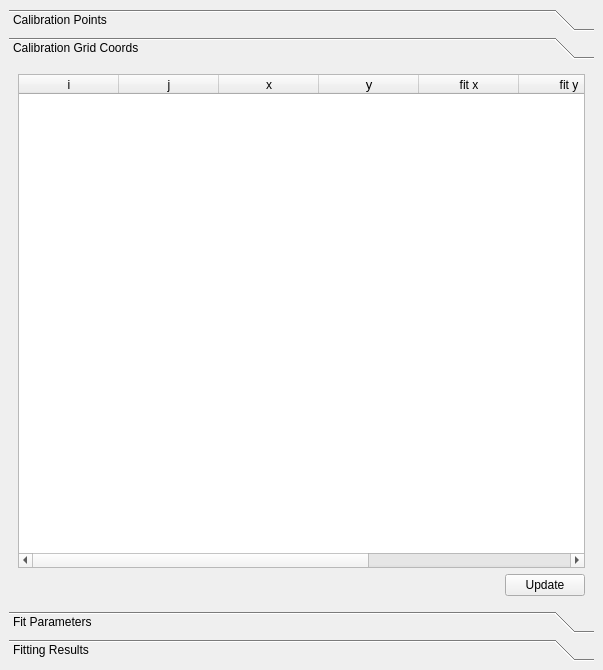
Qt form source/qxrddistortioncorrectiondialog.ui (guyjennings/qxrd) before a commit.
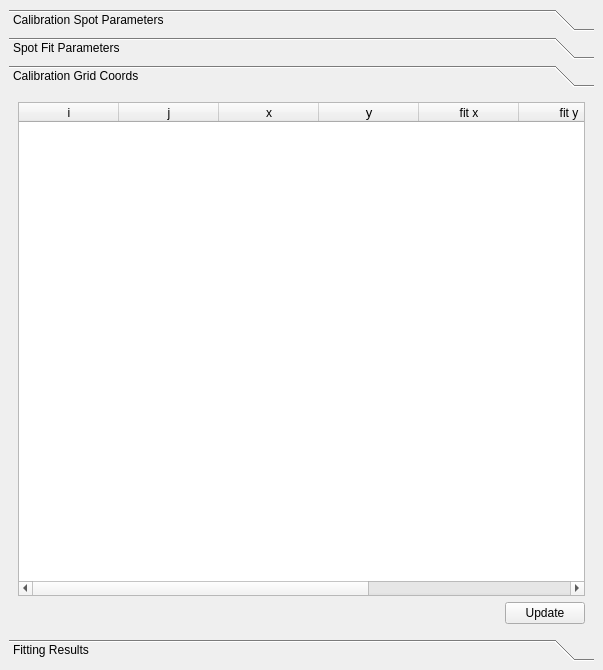
The same form after that commit. The open tabs and pages were chosen to show the change.

Commit message: Initial imlementation of grid fitting algorithm

```diff
--- a/source/qxrddistortioncorrectiondialog.ui
+++ b/source/qxrddistortioncorrectiondialog.ui
@@ -30,7 +30,7 @@
         </rect>
        </property>
        <attribute name="label">
-        <string>Calibration Points</string>
+        <string>Calibration Spot Parameters</string>
        </attribute>
        <layout class="QGridLayout" name="gridLayout_2">
         <item row="0" column="0">
@@ -184,88 +184,6 @@
         </item>
        </layout>
       </widget>
-      <widget class="QWidget" name="page">
-       <attribute name="label">
-        <string>Calibration Grid Coords</string>
-       </attribute>
-       <layout class="QGridLayout" name="gridLayout_3">
-        <item row="0" column="0" colspan="2">
-         <widget class="QTableWidget" name="m_DistortionGridTable">
-          <property name="editTriggers">
-           <set>QAbstractItemView::NoEditTriggers</set>
-          </property>
-          <property name="gridStyle">
-           <enum>Qt::DotLine</enum>
-          </property>
-          <column>
-           <property name="text">
-            <string>i</string>
-           </property>
-          </column>
-          <column>
-           <property name="text">
-            <string>j</string>
-           </property>
-          </column>
-          <column>
-           <property name="text">
-            <string>x</string>
-           </property>
-          </column>
-          <column>
-           <property name="text">
-            <string>y</string>
-           </property>
-           <property name="font">
-            <font>
-             <pointsize>10</pointsize>
-            </font>
-           </property>
-          </column>
-          <column>
-           <property name="text">
-            <string>fit x</string>
-           </property>
-          </column>
-          <column>
-           <property name="text">
-            <string>fit y</string>
-           </property>
-          </column>
-          <column>
-           <property name="text">
-            <string>dx</string>
-           </property>
-          </column>
-          <column>
-           <property name="text">
-            <string>dy</string>
-           </property>
-          </column>
-         </widget>
-        </item>
-        <item row="1" column="0">
-         <spacer name="horizontalSpacer">
-          <property name="orientation">
-           <enum>Qt::Horizontal</enum>
-          </property>
-          <property name="sizeHint" stdset="0">
-           <size>
-            <width>40</width>
-            <height>20</height>
-           </size>
-          </property>
-         </spacer>
-        </item>
-        <item row="1" column="1">
-         <widget class="QPushButton" name="m_UpdateGridButton">
-          <property name="text">
-           <string>Update</string>
-          </property>
-         </widget>
-        </item>
-       </layout>
-      </widget>
       <widget class="QWidget" name="page_3">
        <property name="geometry">
         <rect>
@@ -276,7 +194,7 @@
         </rect>
        </property>
        <attribute name="label">
-        <string>Fit Parameters</string>
+        <string>Spot Fit Parameters</string>
        </attribute>
        <layout class="QGridLayout" name="gridLayout_5">
         <item row="0" column="0">
@@ -434,6 +352,88 @@
         </item>
        </layout>
       </widget>
+      <widget class="QWidget" name="page">
+       <attribute name="label">
+        <string>Calibration Grid Coords</string>
+       </attribute>
+       <layout class="QGridLayout" name="gridLayout_3">
+        <item row="0" column="0" colspan="2">
+         <widget class="QTableWidget" name="m_DistortionGridTable">
+          <property name="editTriggers">
+           <set>QAbstractItemView::NoEditTriggers</set>
+          </property>
+          <property name="gridStyle">
+           <enum>Qt::DotLine</enum>
+          </property>
+          <column>
+           <property name="text">
+            <string>i</string>
+           </property>
+          </column>
+          <column>
+           <property name="text">
+            <string>j</string>
+           </property>
+          </column>
+          <column>
+           <property name="text">
+            <string>x</string>
+           </property>
+          </column>
+          <column>
+           <property name="text">
+            <string>y</string>
+           </property>
+           <property name="font">
+            <font>
+             <pointsize>10</pointsize>
+            </font>
+           </property>
+          </column>
+          <column>
+           <property name="text">
+            <string>fit x</string>
+           </property>
+          </column>
+          <column>
+           <property name="text">
+            <string>fit y</string>
+           </property>
+          </column>
+          <column>
+           <property name="text">
+            <string>dx</string>
+           </property>
+          </column>
+          <column>
+           <property name="text">
+            <string>dy</string>
+           </property>
+          </column>
+         </widget>
+        </item>
+        <item row="1" column="0">
+         <spacer name="horizontalSpacer">
+          <property name="orientation">
+           <enum>Qt::Horizontal</enum>
+          </property>
+          <property name="sizeHint" stdset="0">
+           <size>
+            <width>40</width>
+            <height>20</height>
+           </size>
+          </property>
+         </spacer>
+        </item>
+        <item row="1" column="1">
+         <widget class="QPushButton" name="m_UpdateGridButton">
+          <property name="text">
+           <string>Update</string>
+          </property>
+         </widget>
+        </item>
+       </layout>
+      </widget>
       <widget class="QWidget" name="page_4">
        <property name="geometry">
         <rect>
```
Left out of the diff: 117 changed lines with no effect on the pictures. The commit also changes 3 other files.
